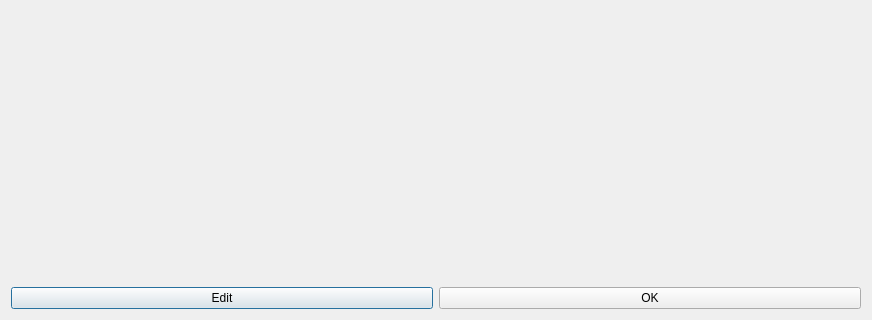
Before: the Qt Designer form showpreviewdialog.ui in Mgk2000/MulDup, drawn with Qt 5; both pictures show x 0 to 872 and y 304 to 624 of the 872 by 624 pixel window.
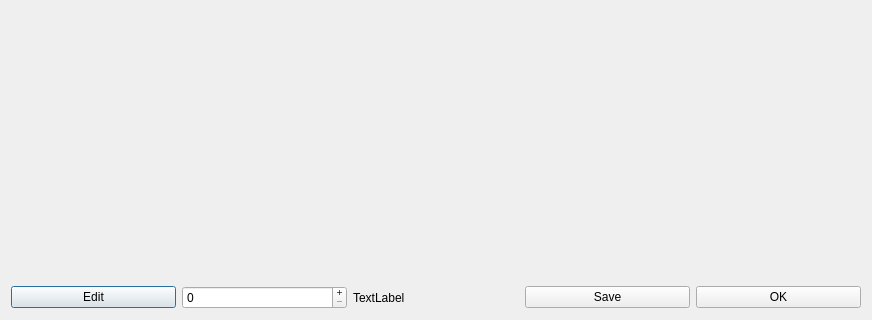
After: the same form once the commit is applied.

What changed in the file:
```diff
--- a/showpreviewdialog.ui
+++ b/showpreviewdialog.ui
@@ -35,6 +35,33 @@
          </property>
         </widget>
        </item>
+       <item>
+        <widget class="QSpinBox" name="spinBox">
+         <property name="buttonSymbols">
+          <enum>QAbstractSpinBox::PlusMinus</enum>
+         </property>
+         <property name="accelerated">
+          <bool>true</bool>
+         </property>
+         <property name="maximum">
+          <number>10000</number>
+         </property>
+        </widget>
+       </item>
+       <item>
+        <widget class="QLabel" name="label">
+         <property name="text">
+          <string>TextLabel</string>
+         </property>
+        </widget>
+       </item>
+       <item>
+        <widget class="QPushButton" name="saveButton">
+         <property name="text">
+          <string>Save</string>
+         </property>
+        </widget>
+       </item>
        <item>
         <widget class="QPushButton" name="okButton">
          <property name="text">
```
